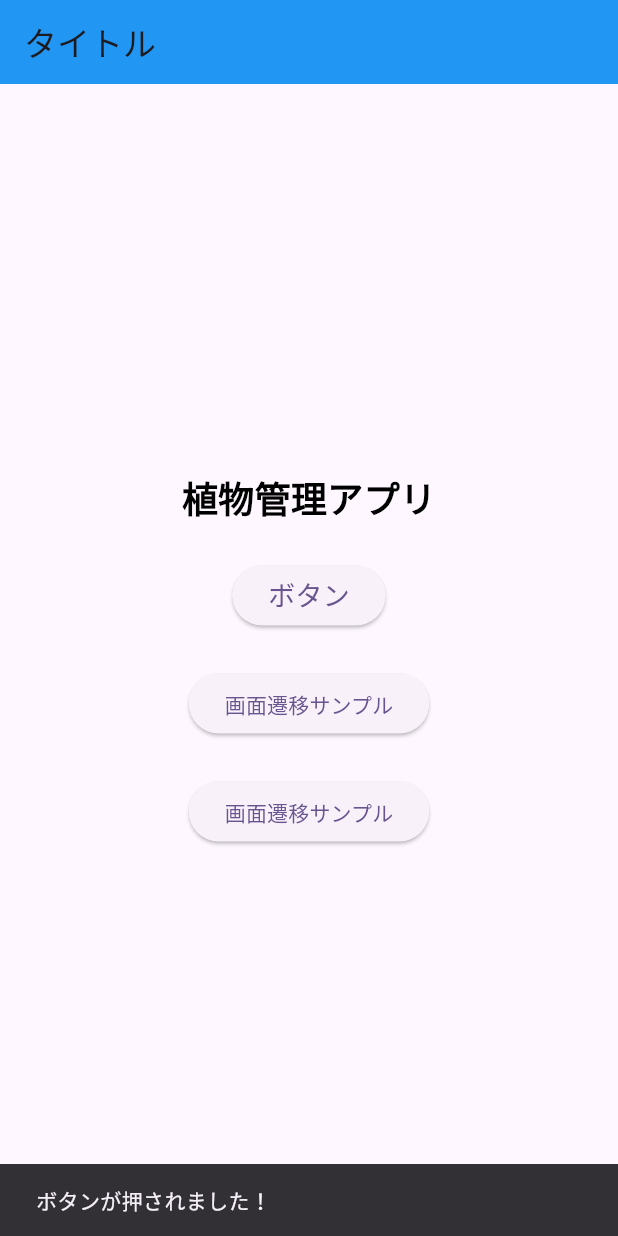
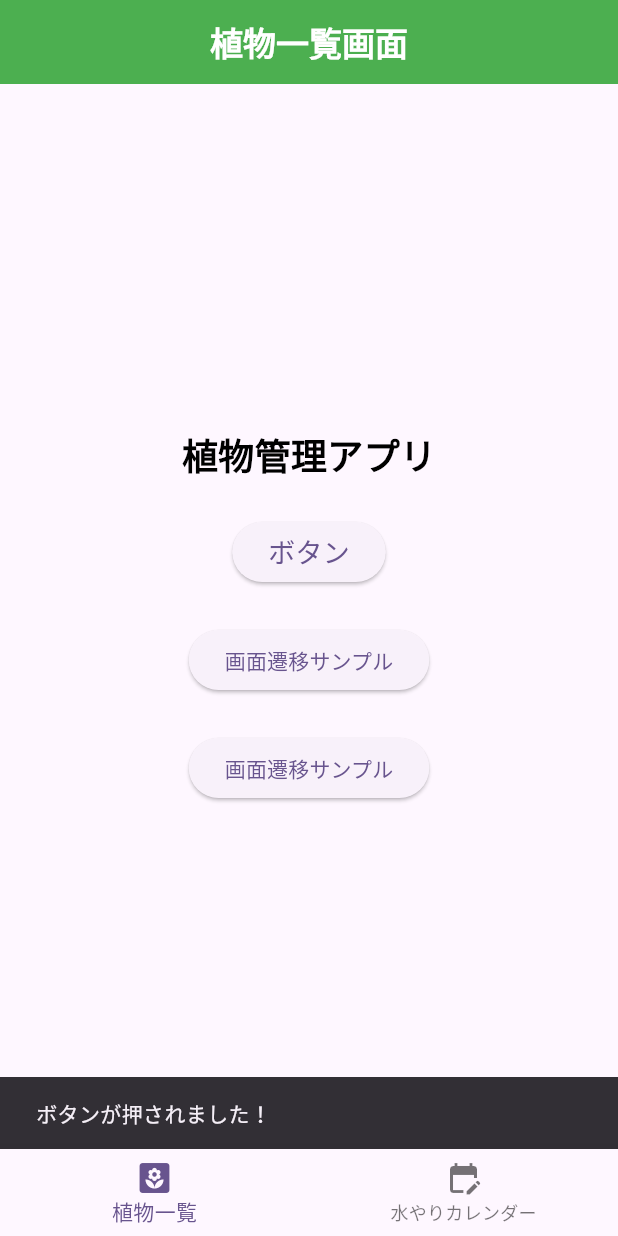
Before and after one commit to SHOGO0413/plants_app, a Flutter app: the screen it shows after launch, after a tap on "ボタン", on a phone screen of 412 x 824 dp. Run offline on Flutter 3.47's test engine with Material 3 defaults, Android fonts, the phone set to English and light mode, and no system bars; our stand-ins replace flutter_riverpod, go_router, hooks_riverpod; missing offline and left inert: analyzer, custom_lint_builder.

Commit message:
RiverPodを導入し、ナビゲーションバーで画面遷移をできるようにしました。

```diff
--- a/lib/main.dart
+++ b/lib/main.dart
@@ -1,16 +1,18 @@
 import 'package:flutter/material.dart';
 import 'package:go_router/go_router.dart';
+import 'package:flutter_riverpod/flutter_riverpod.dart';
+
 import 'package:plants_app/presentation/navigation/navigation.dart';
 
 void main() {
-  runApp(const MyApp());
+  runApp(const ProviderScope(child: MyApp()));
 }
 
-class MyApp extends StatelessWidget {
+class MyApp extends ConsumerWidget {
   const MyApp({super.key});
 
   @override
-  Widget build(BuildContext context) {
+  Widget build(BuildContext context, WidgetRef ref) {
     return MaterialApp.router(
       routerDelegate: goRouter.routerDelegate,
       routeInformationParser: goRouter.routeInformationParser,
--- a/lib/presentation/navigation/navigation.dart
+++ b/lib/presentation/navigation/navigation.dart
@@ -1,6 +1,7 @@
 import 'package:flutter/material.dart';
 import 'package:go_router/go_router.dart';
 import 'package:plants_app/main.dart';
+import 'package:plants_app/presentation/plants_list_screen/plants_list_screen.dart';
 import 'package:plants_app/presentation/test_screen/test_screen.dart';
 import 'package:plants_app/presentation/title_screen/title_screen.dart';
 
@@ -19,7 +20,7 @@ final goRouter = GoRouter(
       path: '/test',
       name: 'test',
       pageBuilder: (context, state) {
-        return MaterialPage(key: state.pageKey, child: const TestScreen());
+        return MaterialPage(key: state.pageKey, child: const PlantsListScreen(title: "タイトル？"));
       },
     ),
   ],
--- /dev/null
+++ b/lib/presentation/plants_list_screen/plants_list_card.dart
@@ -0,0 +1,68 @@
+import 'package:flutter/cupertino.dart';
+import 'package:flutter/material.dart';
+import 'package:plants_app/presentation/plants_list_screen/plants_list_detail.dart';
+
+typedef OnItemClickListener = void Function();
+
+class PlantsView extends StatelessWidget {
+  final Plants data;
+  final OnItemClickListener onItemClickListener;
+
+  const PlantsView(
+      {super.key, required this.data, required this.onItemClickListener});
+
+  @override
+  Widget build(BuildContext context) {
+    var plantsImage = Container(
+      decoration: BoxDecoration(
+          color: Colors.white,
+          shape: BoxShape.rectangle,
+          boxShadow: [
+            BoxShadow(
+              color: Colors.grey.withOpacity(0.3),
+              offset: const Offset(0.0, 0.0),
+              blurRadius: 3.0,
+              spreadRadius: 0.0,
+            )
+          ]),
+      width: 70,
+      height: 70,
+      child: Padding(
+          padding: const EdgeInsets.all(3),
+          child: Image(image: data.image, fit: BoxFit.fill)),
+    );
+
+    var center = Column(
+      mainAxisAlignment: MainAxisAlignment.center,
+      crossAxisAlignment: CrossAxisAlignment.start,
+      mainAxisSize: MainAxisSize.min,
+      children: [
+        Text(data.title,
+            style: const TextStyle(fontSize: 16, fontWeight: FontWeight.bold)),
+      ],
+    );
+
+    var item = Row(
+      mainAxisAlignment: MainAxisAlignment.start,
+      children: [
+        const SizedBox(width: 10),
+        plantsImage,
+        Padding(
+          padding: const EdgeInsets.symmetric(horizontal: 20),
+          child: Column(
+            crossAxisAlignment: CrossAxisAlignment.start,
+            mainAxisAlignment: MainAxisAlignment.spaceBetween,
+            children: [center],
+          ),
+        ),
+      ],
+    );
+
+    var result = Card(
+        elevation: 5,
+        child: InkWell(
+            onTap: onItemClickListener,
+            child: Padding(padding: const EdgeInsets.all(5), child: item)));
+    return result;
+  }
+}
--- /dev/null
+++ b/lib/presentation/plants_list_screen/plants_list_detail.dart
@@ -0,0 +1,21 @@
+import 'package:flutter/cupertino.dart';
+
+class Plants {
+  ImageProvider image;
+  String title;
+
+  Plants({
+    required this.image,
+    required this.title,
+  });
+}
+
+class PhotoInf {
+  String plantsID;
+  String dateID;
+
+  PhotoInf({
+    required this.plantsID,
+    required this.dateID,
+  });
+}
--- /dev/null
+++ b/lib/presentation/plants_list_screen/plants_list_screen.dart
@@ -0,0 +1,59 @@
+import 'package:flutter/material.dart';
+import 'package:go_router/go_router.dart';
+import 'package:hooks_riverpod/hooks_riverpod.dart';
+import 'package:plants_app/presentation/plants_list_screen/plants_list_card.dart';
+import 'package:plants_app/presentation/plants_list_screen/plants_list_detail.dart';
+import 'package:plants_app/presentation/utils/navigation_providers.dart';
+
+class PlantsListScreen extends ConsumerWidget {
+  const PlantsListScreen({super.key, required this.title});
+
+  final String title;
+
+  @override
+  Widget build(BuildContext context, WidgetRef ref) {
+    final bottomNavIndex = ref.watch(bottomNavIndexProvider);
+    var data = <Plants>[];
+    for (var i = 0; i < 30; i++) {
+      data.add(
+        Plants(image: const AssetImage("assets/icon.png"), title: "Agave"),
+      );
+    }
+    return Scaffold(
+      appBar: AppBar(backgroundColor: Colors.green, title: Text(title)),
+      body: Center(
+        child: ListView.builder(
+          padding: EdgeInsets.all(8.0),
+          itemCount: data.length,
+          itemBuilder: (BuildContext context, int index) {
+            return PlantsView(
+              data: data[index],
+              onItemClickListener: () {
+                context.goNamed('initial');
+              },
+            );
+          },
+        ),
+      ),
+      bottomNavigationBar: BottomNavigationBar(
+        currentIndex: bottomNavIndex,
+        onTap: (index) {
+          ref.read(bottomNavIndexProvider.notifier).state = index;
+
+          if (index == 0) {
+            context.go('/');
+          } else if (index == 1) {
+            context.go('/test');
+          }
+        },
+        items: const <BottomNavigationBarItem>[
+          BottomNavigationBarItem(icon: Icon(Icons.yard), label: '植物一覧'),
+          BottomNavigationBarItem(
+            icon: Icon(Icons.edit_calendar),
+            label: '水やりカレンダー',
+          ),
+        ],
+      ),
+    );
+  }
+}
--- a/lib/presentation/title_screen/title_screen.dart
+++ b/lib/presentation/title_screen/title_screen.dart
@@ -1,13 +1,28 @@
 import 'package:flutter/material.dart';
 import 'package:go_router/go_router.dart';
+import 'package:hooks_riverpod/hooks_riverpod.dart';
+import 'package:plants_app/presentation/utils/navigation_providers.dart';
 
-class TitleScreen extends StatelessWidget {
+class TitleScreen extends ConsumerWidget {
   const TitleScreen({super.key});
 
   @override
-  Widget build(BuildContext context) {
+  Widget build(BuildContext context, WidgetRef ref) {
+    final bottomNavIndex = ref.watch(bottomNavIndexProvider);
+
     return Scaffold(
-      appBar: AppBar(title: const Text('タイトル'), backgroundColor: Colors.blue),
+      appBar: AppBar(
+        title: const Text(
+          '植物一覧画面',
+          style: TextStyle(
+            color: Colors.white,
+            fontWeight: FontWeight.bold, // ここを追加
+          ),
+        ),
+
+        centerTitle: true,
+        backgroundColor: Colors.green,
+      ),
       body: Center(
         child: Column(
           mainAxisAlignment: MainAxisAlignment.center,
@@ -46,6 +61,22 @@ class TitleScreen extends StatelessWidget {
           ],
         ),
       ),
+      bottomNavigationBar: BottomNavigationBar(
+        currentIndex: bottomNavIndex,
+        onTap: (index){
+          ref.read(bottomNavIndexProvider.notifier).state = index;
+
+          if (index == 0){
+            context.go('/');
+          } else if (index == 1){
+            context.go('/test');
+          }
+        },
+        items: const <BottomNavigationBarItem>[
+          BottomNavigationBarItem(icon: Icon(Icons.yard), label: '植物一覧'),
+          BottomNavigationBarItem(icon: Icon(Icons.edit_calendar), label: '水やりカレンダー'),
+        ],
+      ),
     );
   }
 }
--- /dev/null
+++ b/lib/presentation/utils/navigation_providers.dart
@@ -0,0 +1,3 @@
+import 'package:hooks_riverpod/legacy.dart';
+
+final bottomNavIndexProvider = StateProvider<int>((ref) => 0);
--- a/pubspec.yaml
+++ b/pubspec.yaml
@@ -31,6 +31,9 @@ dependencies:
   flutter:
     sdk: flutter
   go_router: ^15.2.0
+  hooks_riverpod: ^3.0.0-dev.16
+  flutter_hooks:
+  riverpod_annotation: ^3.0.0-dev.16
 
   # The following adds the Cupertino Icons font to your application.
   # Use with the CupertinoIcons class for iOS style icons.
@@ -43,6 +46,9 @@ dev_dependencies:
   my_custom_lint_package:
     path: packages/my_custom_lint_package
   flutter_native_splash: ^2.4.6
+  build_runner:
+  riverpod_generator: ^3.0.0-dev.16
+  riverpod_lint: ^3.0.0-dev.16
 
   # The "flutter_lints" package below contains a set of recommended lints to
   # encourage good coding practices. The lint set provided by the package is
```
Also changed, not shown: pubspec.lock.
